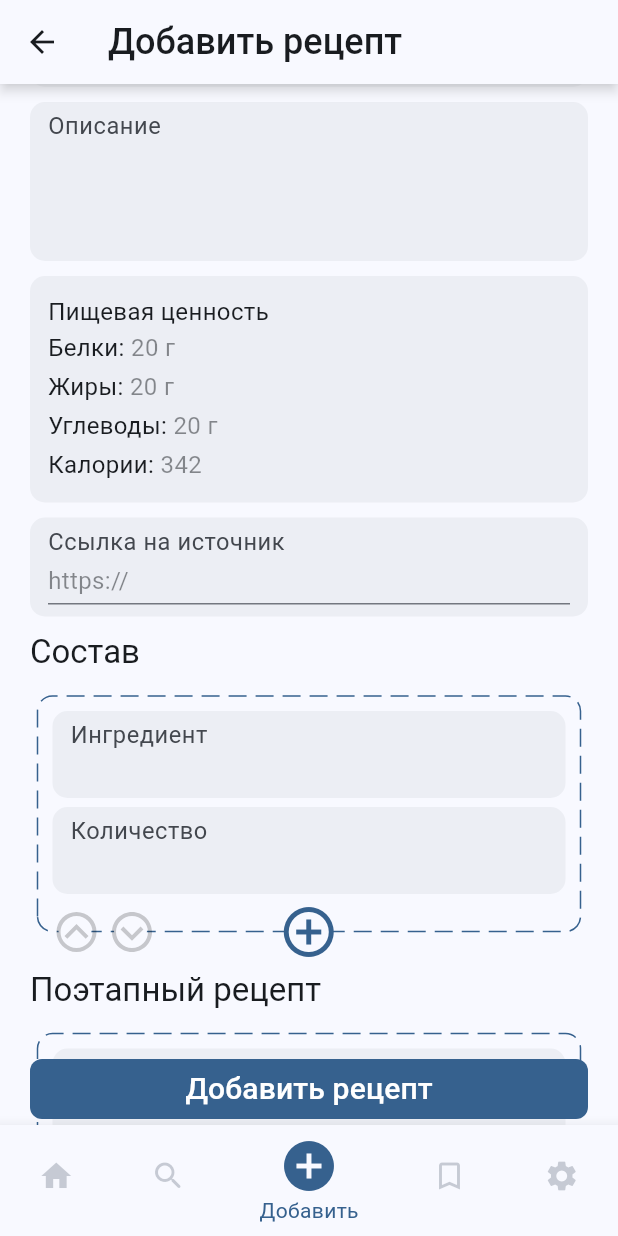
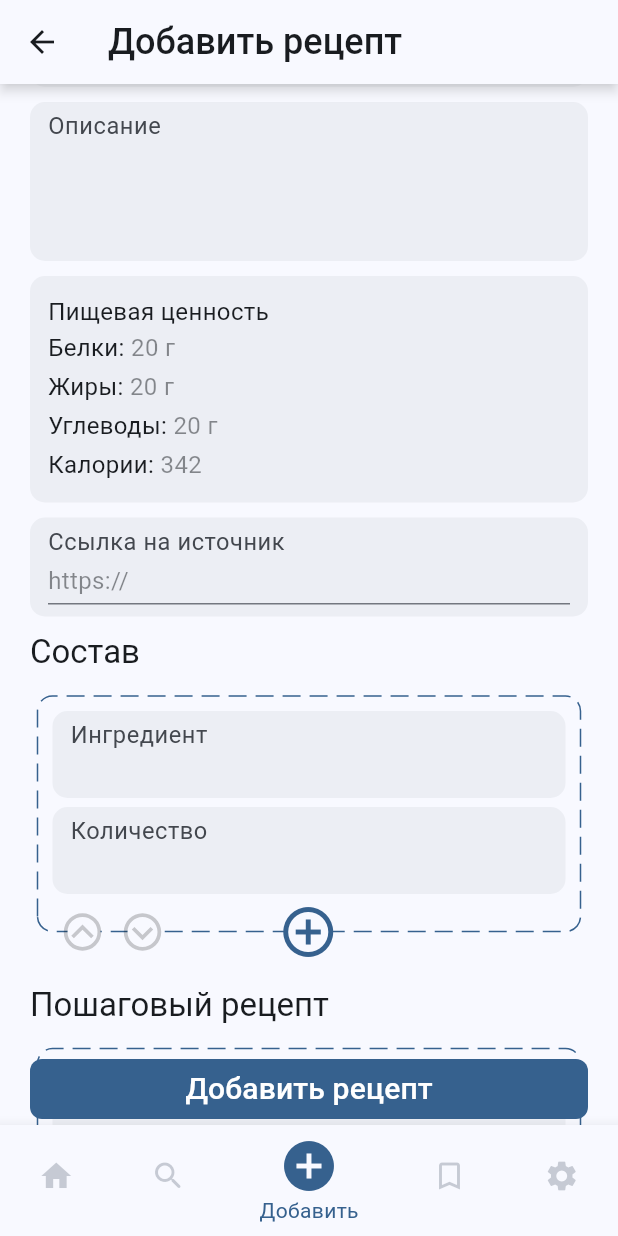
Before and after one commit to Aleksey6722/cook_manager, a Flutter app: the AddScreen screen opened by its route, scrolled down 576 dp, on a phone screen of 412 x 824 dp. Run offline on Flutter 3.47's test engine with Material 3 defaults, Android fonts, the phone set to English and light mode, and no system bars; drawn by our look-alikes of dotted_border; our stand-ins replace auto_route, equatable, flutter_bloc, flutter_svg, get_it, image_cropper and 2 more.

Commit message:
IconButtonsBar overflow bug fixed

```diff
--- a/lib/features/add/view/add_screen.dart
+++ b/lib/features/add/view/add_screen.dart
@@ -149,7 +149,7 @@ class _AddScreenState extends State<AddScreen> {
                       Row(
                         children: [
                           Text(
-                            'Поэтапный рецепт',
+                            'Пошаговый рецепт',
                             style: theme.textTheme.titleLarge,
                           ),
                         ],
--- a/lib/features/add/view/ingredient_tile.dart
+++ b/lib/features/add/view/ingredient_tile.dart
@@ -6,8 +6,6 @@ import 'package:flutter/material.dart';
 
 import 'package:cook_manager/features/add/add.dart';
 import 'package:get_it/get_it.dart';
-
-
 
 class IngredientTile extends StatefulWidget {
   const IngredientTile({
@@ -32,21 +30,24 @@ class _IngredientTileState extends State<IngredientTile> {
 
   @override
   Widget build(BuildContext context) {
-    TextEditingController nameFieldController = TextEditingController(text: widget.ingredient.name);
-    TextEditingController valueFieldController = TextEditingController(text: widget.ingredient.value);
+    TextEditingController nameFieldController =
+        TextEditingController(text: widget.ingredient.name);
+    TextEditingController valueFieldController =
+        TextEditingController(text: widget.ingredient.value);
     final theme = Theme.of(context);
     return Padding(
       padding: const EdgeInsets.symmetric(vertical: 10),
       child: Stack(
-        alignment: const Alignment(0, 1.42),
+        alignment: const Alignment(0, 1.22),
         clipBehavior: Clip.none,
         children: [
           DottedBorder(
             dashPattern: const [12, 6],
             borderType: BorderType.RRect,
-            borderPadding: const EdgeInsets.all(5),
+            borderPadding:
+                const EdgeInsets.only(left: 5, right: 5, bottom: 15, top: 5),
             padding:
-                const EdgeInsets.only(left: 15, right: 15, bottom: 30, top: 15),
+                const EdgeInsets.only(left: 15, right: 15, bottom: 40, top: 15),
             radius: const Radius.circular(10),
             color: theme.colorScheme.primary,
             strokeWidth: 1,
--- a/lib/features/add/view/ingredients_buttons_bar.dart
+++ b/lib/features/add/view/ingredients_buttons_bar.dart
@@ -1,10 +1,8 @@
-
 import 'package:cook_manager/features/add/bloc/structure_widget_bloc/structure_bloc.dart';
 import 'package:cook_manager/utils/ingredient.dart';
 import 'package:flutter/material.dart';
 import 'package:flutter_svg/flutter_svg.dart';
 import 'package:get_it/get_it.dart';
-
 
 class IngredientsButtonsBar extends StatefulWidget {
   const IngredientsButtonsBar({
@@ -42,22 +40,26 @@ class _IngredientsButtonsBarState extends State<IngredientsButtonsBar> {
       children: [
         Row(
           children: [
-            GestureDetector(
-              onTap: isFirst ? null : _moveTileUp,
-              child: Stack(
+            Stack(
               children: [
                 Positioned(
-                    left: 4,
-                    top: 4,
+                  left: 10,
+                  top: 13,
                   child: Container(
                     height: 22,
                     width: 22,
                     decoration: BoxDecoration(
                       color: theme.colorScheme.surface,
-                          shape: BoxShape.circle),
+                      shape: BoxShape.circle,
                     ),
                   ),
-                  SvgPicture.asset(
+                ),
+                SizedBox(
+                  width: 40,
+                  child: IconButton(
+                    padding: const EdgeInsets.all(5),
+                    onPressed: isFirst ? null : _moveTileUp,
+                    icon: SvgPicture.asset(
                       'assets/icons/chevron-up-circle-outline.svg',
                       height: 32,
                       colorFilter: ColorFilter.mode(
@@ -67,17 +69,15 @@ class _IngredientsButtonsBarState extends State<IngredientsButtonsBar> {
                         BlendMode.srcIn,
                       ),
                     ),
+                  ),
+                ),
               ],
             ),
-            ),
-            const SizedBox(width: 5),
-            GestureDetector(
-              onTap: isLast || widget.totalAmount == 1 ? null : _moveTileDown,
-              child: Stack(
+            Stack(
               children: [
                 Positioned(
-                    left: 4,
-                    top: 4,
+                  left: 10,
+                  top: 13,
                   child: Container(
                     height: 22,
                     width: 22,
@@ -86,7 +86,13 @@ class _IngredientsButtonsBarState extends State<IngredientsButtonsBar> {
                         shape: BoxShape.circle),
                   ),
                 ),
-                  SvgPicture.asset(
+                SizedBox(
+                  width: 40,
+                  child: IconButton(
+                    padding: const EdgeInsets.all(5),
+                    onPressed:
+                        isLast || widget.totalAmount == 1 ? null : _moveTileDown,
+                    icon: SvgPicture.asset(
                       'assets/icons/chevron-down-circle.svg',
                       height: 32,
                       colorFilter: ColorFilter.mode(
@@ -96,8 +102,9 @@ class _IngredientsButtonsBarState extends State<IngredientsButtonsBar> {
                         BlendMode.srcIn,
                       ),
                     ),
+                  ),
+                ),
               ],
-              ),
             ),
           ],
         ),
@@ -127,14 +134,17 @@ class _IngredientsButtonsBarState extends State<IngredientsButtonsBar> {
         ),
         const Spacer(flex: 35),
         Visibility(
+          maintainSize: true,
+          maintainAnimation: true,
+          maintainState: true,
           visible: !(widget.totalAmount == 1),
           replacement: const SizedBox(
             height: 56,
             width: 40,
           ),
-          child: GestureDetector(
-            onTap: _removeTile,
-            child: const Icon(
+          child: IconButton(
+            onPressed: _removeTile,
+            icon: const Icon(
               Icons.delete_rounded,
               size: 40,
               color: Color(0xFFd14141),
--- a/lib/features/add/view/recipe_step_tile.dart
+++ b/lib/features/add/view/recipe_step_tile.dart
@@ -30,28 +30,30 @@ class _RecipeStepTileState extends State<RecipeStepTile> {
 
   @override
   Widget build(BuildContext context) {
-    TextEditingController stepFieldController = TextEditingController(text: widget.recipeStep.stepText);
+    TextEditingController stepFieldController =
+        TextEditingController(text: widget.recipeStep.stepText);
 
     final theme = Theme.of(context);
     return Padding(
       padding: const EdgeInsets.symmetric(vertical: 10),
       child: Stack(
-        alignment: const Alignment(0, 1.65),
+        alignment: const Alignment(0, 1.3),
         clipBehavior: Clip.none,
         children: [
           DottedBorder(
             dashPattern: const [12, 6],
             borderType: BorderType.RRect,
-            borderPadding: const EdgeInsets.all(5),
+            borderPadding:
+                const EdgeInsets.only(left: 5, right: 5, bottom: 15, top: 5),
             padding:
-            const EdgeInsets.only(left: 15, right: 15, bottom: 30, top: 15),
+                const EdgeInsets.only(left: 15, right: 15, bottom: 40, top: 15),
             radius: const Radius.circular(10),
             color: theme.colorScheme.primary,
             strokeWidth: 1,
             child: Column(
               children: [
                 BaseFormField(
-                  labelText: "Шаг ${widget.index+1}",
+                  labelText: "Шаг ${widget.index + 1}",
                   controller: stepFieldController,
                   onChanged: _setName,
                   maxLines: 2,
```
Also changed, not shown: lib/features/add/view/recipe_steps_buttons_bar.dart (+32 -19 lines). Lines whose indentation alone changed are shown as unchanged.
